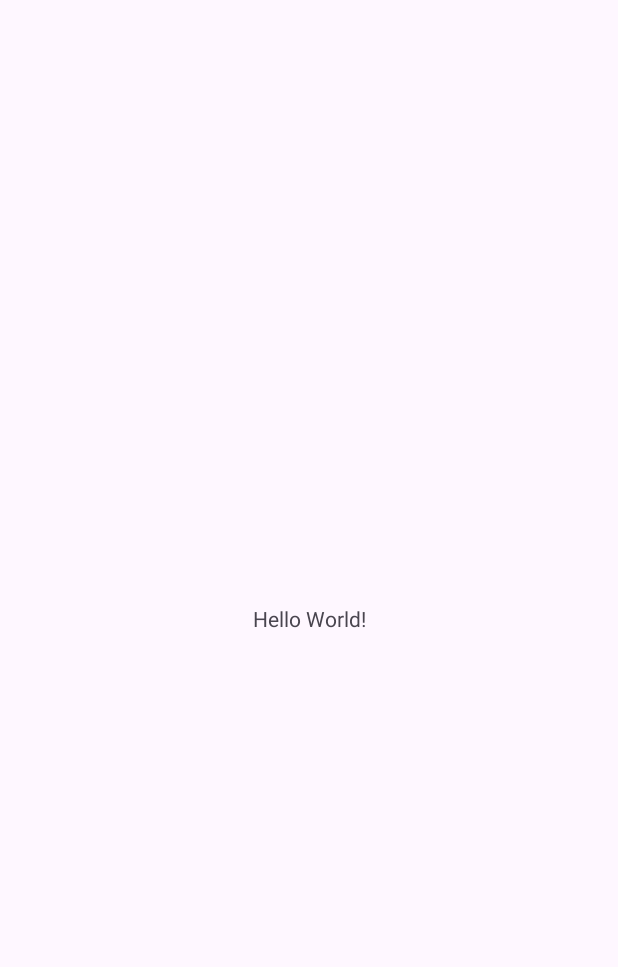
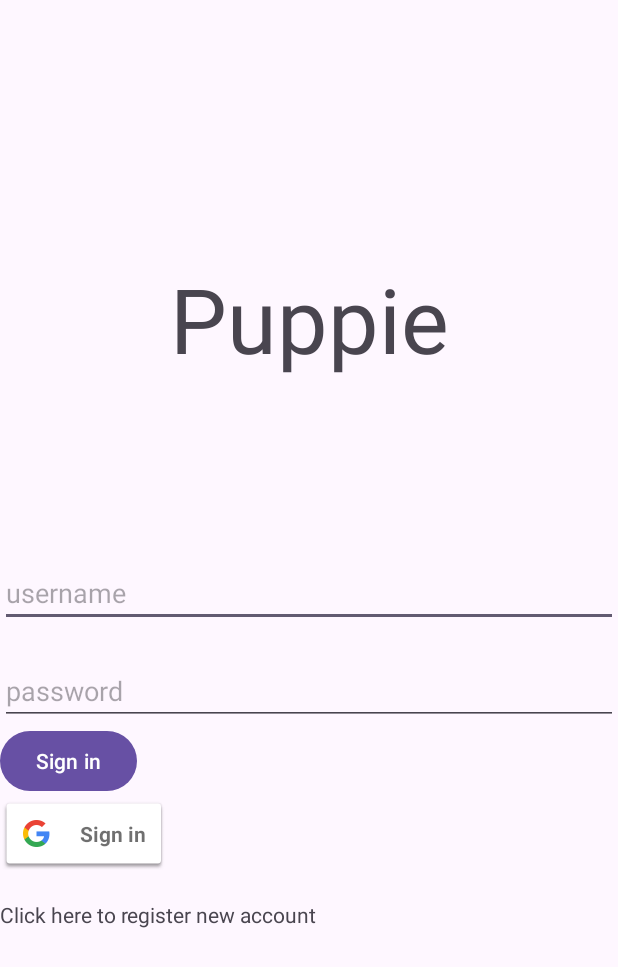
Before and after one commit to skrzynia/puppie2, an Android app: the screen it shows after launch (MainActivity), on a phone screen of 412 x 824 dp. Before the commit the part shown is almost empty. Shown: the top 967 px of the screen. Run offline under Robolectric (Android 15) with nearby library versions, the phone set to English and light mode, and no system bars.

Commit message:
Layouts added

```diff
--- a/app/build.gradle.kts
+++ b/app/build.gradle.kts
@@ -41,6 +41,7 @@ dependencies {
     implementation("androidx.appcompat:appcompat:1.6.1")
     implementation("com.google.android.material:material:1.10.0")
     implementation("androidx.constraintlayout:constraintlayout:2.1.4")
+    implementation ("com.google.android.gms:play-services-auth:20.7.0")
     testImplementation("junit:junit:4.13.2")
     androidTestImplementation("androidx.test.ext:junit:1.1.5")
     androidTestImplementation("androidx.test.espresso:espresso-core:3.5.1")
--- a/app/src/main/java/org/wit/puppie2/MainActivity.kt
+++ b/app/src/main/java/org/wit/puppie2/MainActivity.kt
@@ -6,6 +6,6 @@ import android.os.Bundle
 class MainActivity : AppCompatActivity() {
     override fun onCreate(savedInstanceState: Bundle?) {
         super.onCreate(savedInstanceState)
-        setContentView(R.layout.activity_main)
+        setContentView(R.layout.login_layout)
     }
 }
--- a/app/src/main/res/layout/activity_main.xml
+++ /dev/null
@@ -1,18 +0,0 @@
-<?xml version="1.0" encoding="utf-8"?>
-<androidx.constraintlayout.widget.ConstraintLayout xmlns:android="http://schemas.android.com/apk/res/android"
-    xmlns:app="http://schemas.android.com/apk/res-auto"
-    xmlns:tools="http://schemas.android.com/tools"
-    android:layout_width="match_parent"
-    android:layout_height="match_parent"
-    tools:context=".MainActivity">
-
-    <TextView
-        android:layout_width="wrap_content"
-        android:layout_height="wrap_content"
-        android:text="Hello World!"
-        app:layout_constraintBottom_toBottomOf="parent"
-        app:layout_constraintEnd_toEndOf="parent"
-        app:layout_constraintStart_toStartOf="parent"
-        app:layout_constraintTop_toTopOf="parent" />
-
-</androidx.constraintlayout.widget.ConstraintLayout>
--- /dev/null
+++ b/app/src/main/res/layout/login_layout.xml
@@ -0,0 +1,57 @@
+<?xml version="1.0" encoding="utf-8"?>
+<androidx.constraintlayout.widget.ConstraintLayout xmlns:android="http://schemas.android.com/apk/res/android"
+    xmlns:app="http://schemas.android.com/apk/res-auto"
+    xmlns:tools="http://schemas.android.com/tools"
+    android:layout_width="match_parent"
+    android:layout_height="match_parent"
+    tools:context=".MainActivity">
+
+    <TextView
+        android:id="@+id/app_name"
+        android:layout_width="wrap_content"
+        android:layout_height="wrap_content"
+        android:layout_marginBottom="400dp"
+        android:text="Puppie"
+        android:textSize="60sp"
+        app:layout_constraintBottom_toBottomOf="parent"
+        app:layout_constraintEnd_toEndOf="parent"
+        app:layout_constraintStart_toStartOf="parent"
+        app:layout_constraintTop_toTopOf="parent" />
+    <LinearLayout
+        android:layout_width="match_parent"
+        android:layout_height="wrap_content"
+        app:layout_constraintTop_toBottomOf="@+id/app_name"
+        android:orientation="vertical">
+
+        <EditText
+            android:id="@+id/app_username"
+            android:hint="username"
+            android:layout_marginTop="120dp"
+            android:layout_width="match_parent"
+            android:layout_height="wrap_content"/>
+        <EditText
+            android:id="@+id/app_password"
+            android:hint="password"
+            android:layout_marginTop="20dp"
+            android:layout_width="match_parent"
+            android:layout_height="wrap_content"/>
+        <Button
+            android:id="@+id/app_signinbtn"
+            android:text="Sign in"
+            android:layout_width="wrap_content"
+            android:layout_height="match_parent" />
+        <com.google.android.gms.common.SignInButton
+            android:id="@+id/sign_in_button"
+            android:layout_width="wrap_content"
+            android:layout_height="wrap_content" />
+        <TextView
+            android:id="@+id/app_registeracc"
+            android:text="Click here to register new account"
+            android:layout_marginTop="20dp"
+            android:layout_width="match_parent"
+            android:layout_height="match_parent"/>
+
+
+    </LinearLayout>
+
+</androidx.constraintlayout.widget.ConstraintLayout>
```
Also changed, not shown: app/src/main/res/layout/card_details_activity.xml (added, +50 -0 lines), app/src/main/res/layout/card_fragment_gallery.xml (added, +13 -0 lines), app/src/main/res/layout/card_placemark.xml (added, +56 -0 lines), app/src/main/res/layout/card_placemark2.xml (added, +65 -0 lines), app/src/main/res/layout/register_layout.xml (added, +55 -0 lines).
